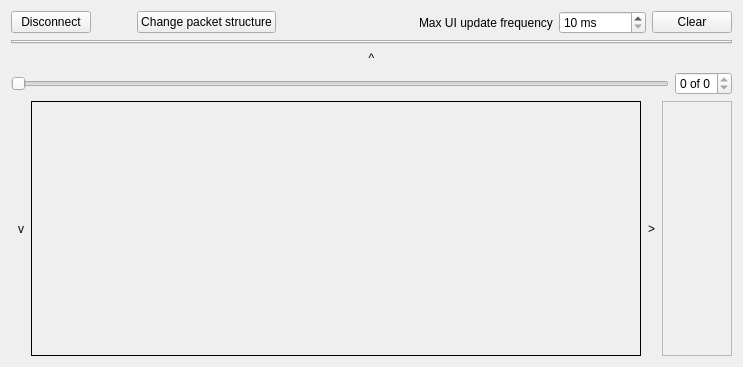
Tasssadar/Lorris, file src/LorrisAnalyzer/lorrisanalyzer.ui: the form before one commit.
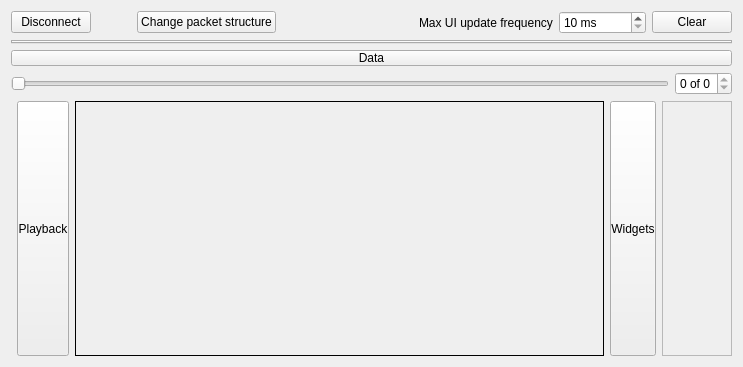
The form after the commit. Custom widgets are drawn as their Qt base class.

Commit message: [217] LorrisAnalyzer: Make collapse buttons more distinctive

Diff of the .ui file:
```diff
--- a/src/LorrisAnalyzer/lorrisanalyzer.ui
+++ b/src/LorrisAnalyzer/lorrisanalyzer.ui
@@ -122,10 +122,10 @@
       <string notr="true">padding: 0px</string>
      </property>
      <property name="text">
-      <string notr="true">^</string>
+      <string>Data</string>
      </property>
      <property name="flat">
-      <bool>true</bool>
+      <bool>false</bool>
      </property>
     </widget>
    </item>
@@ -198,10 +198,10 @@
         <string notr="true">padding: 0</string>
        </property>
        <property name="text">
-        <string>v</string>
+        <string>Playback</string>
        </property>
        <property name="flat">
-        <bool>true</bool>
+        <bool>false</bool>
        </property>
        <property name="rotation" stdset="0">
         <UInt>1</UInt>
@@ -239,10 +239,10 @@
         <string notr="true">padding: 0px</string>
        </property>
        <property name="text">
-        <string notr="true">&gt;</string>
+        <string>Widgets</string>
        </property>
        <property name="flat">
-        <bool>true</bool>
+        <bool>false</bool>
        </property>
       </widget>
      </item>
```
The commit also changes 2 other files.
